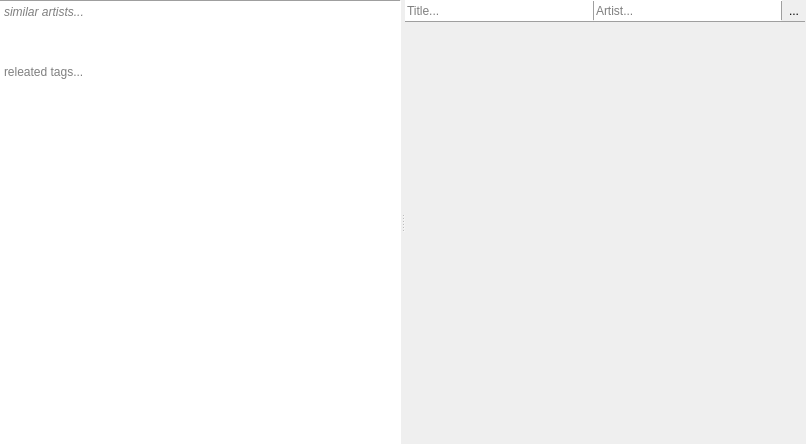
Qt form src/views/infoview.ui (milohr/babe-qt) before a commit.
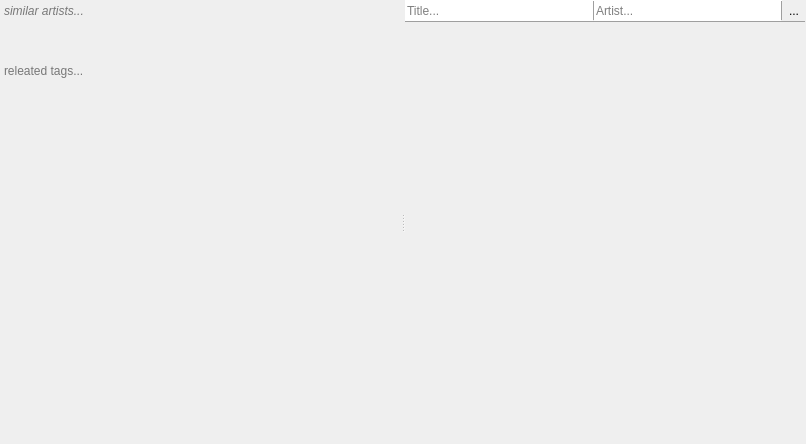
The same form after that commit. Icons and pictures are not drawn.

What changed in the file:
```diff
--- a/src/views/infoview.ui
+++ b/src/views/infoview.ui
@@ -45,22 +45,6 @@
        <property name="spacing">
         <number>0</number>
        </property>
-       <item>
-        <widget class="QFrame" name="frame_2">
-         <property name="maximumSize">
-          <size>
-           <width>16777215</width>
-           <height>1</height>
-          </size>
-         </property>
-         <property name="frameShape">
-          <enum>QFrame::HLine</enum>
-         </property>
-         <property name="frameShadow">
-          <enum>QFrame::Raised</enum>
-         </property>
-        </widget>
-       </item>
        <item>
         <widget class="QTextBrowser" name="similarArtistInfo">
          <property name="sizePolicy">
@@ -85,7 +69,10 @@
           <bool>false</bool>
          </property>
          <property name="styleSheet">
-          <string notr="true"/>
+          <string notr="true">QTextBrowser
+{
+background-color:transparent;
+}</string>
          </property>
          <property name="frameShape">
           <enum>QFrame::NoFrame</enum>
@@ -109,6 +96,12 @@
            <height>60</height>
           </size>
          </property>
+         <property name="styleSheet">
+          <string notr="true">QTextBrowser
+{
+background-color:transparent;
+}</string>
+         </property>
          <property name="frameShape">
           <enum>QFrame::NoFrame</enum>
          </property>
@@ -125,6 +118,12 @@
            <height>100</height>
           </size>
          </property>
+         <property name="styleSheet">
+          <string notr="true">QTextBrowser
+{
+background-color:transparent;
+}</string>
+         </property>
          <property name="frameShape">
           <enum>QFrame::NoFrame</enum>
          </property>
@@ -144,6 +143,12 @@
            <height>100</height>
           </size>
          </property>
+         <property name="styleSheet">
+          <string notr="true">QTextBrowser
+{
+background-color:transparent;
+}</string>
+         </property>
          <property name="frameShape">
           <enum>QFrame::NoFrame</enum>
          </property>
```
